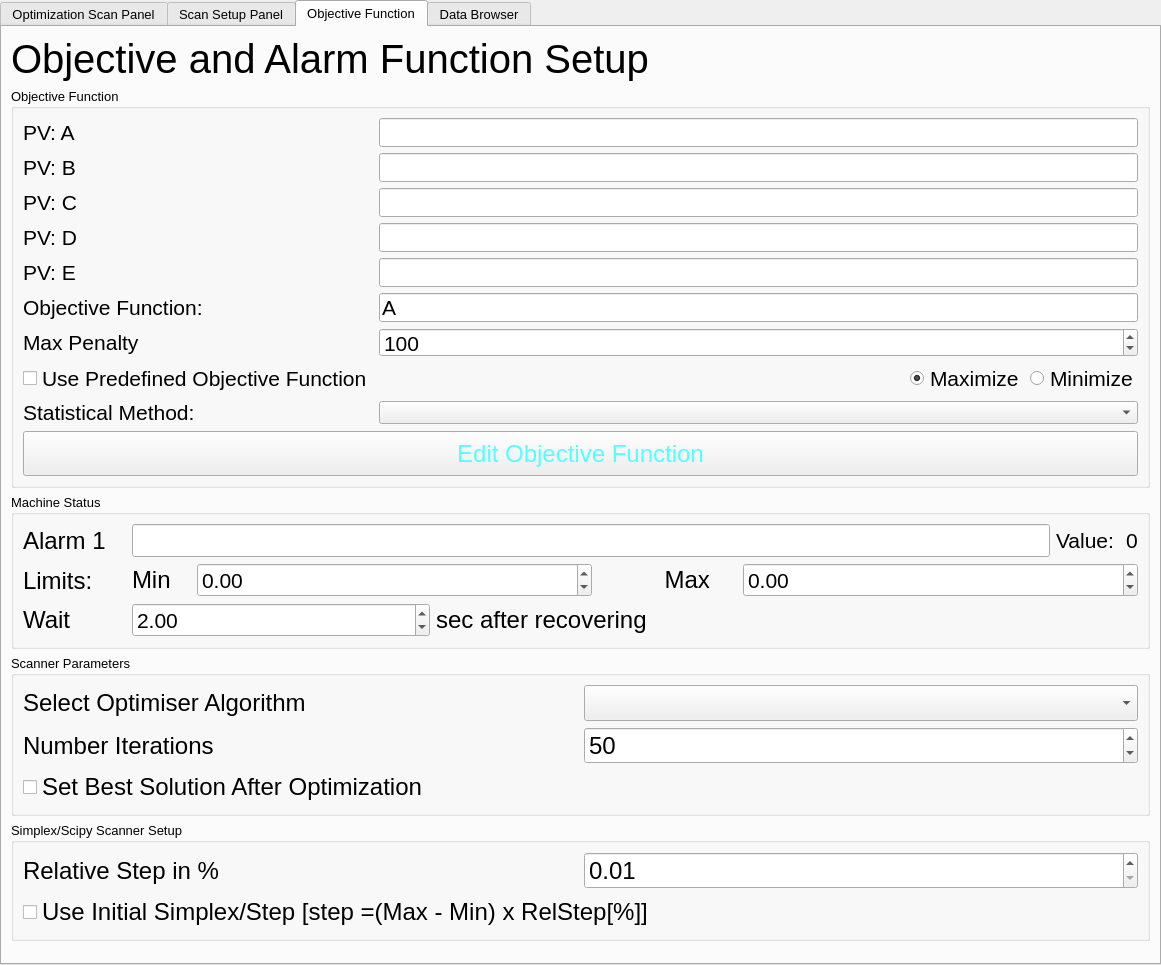
This is UIOcelotInterface_gen.ui in ocelot-collab/optimizer as Qt 5 draws it before an edit. The edited form follows.
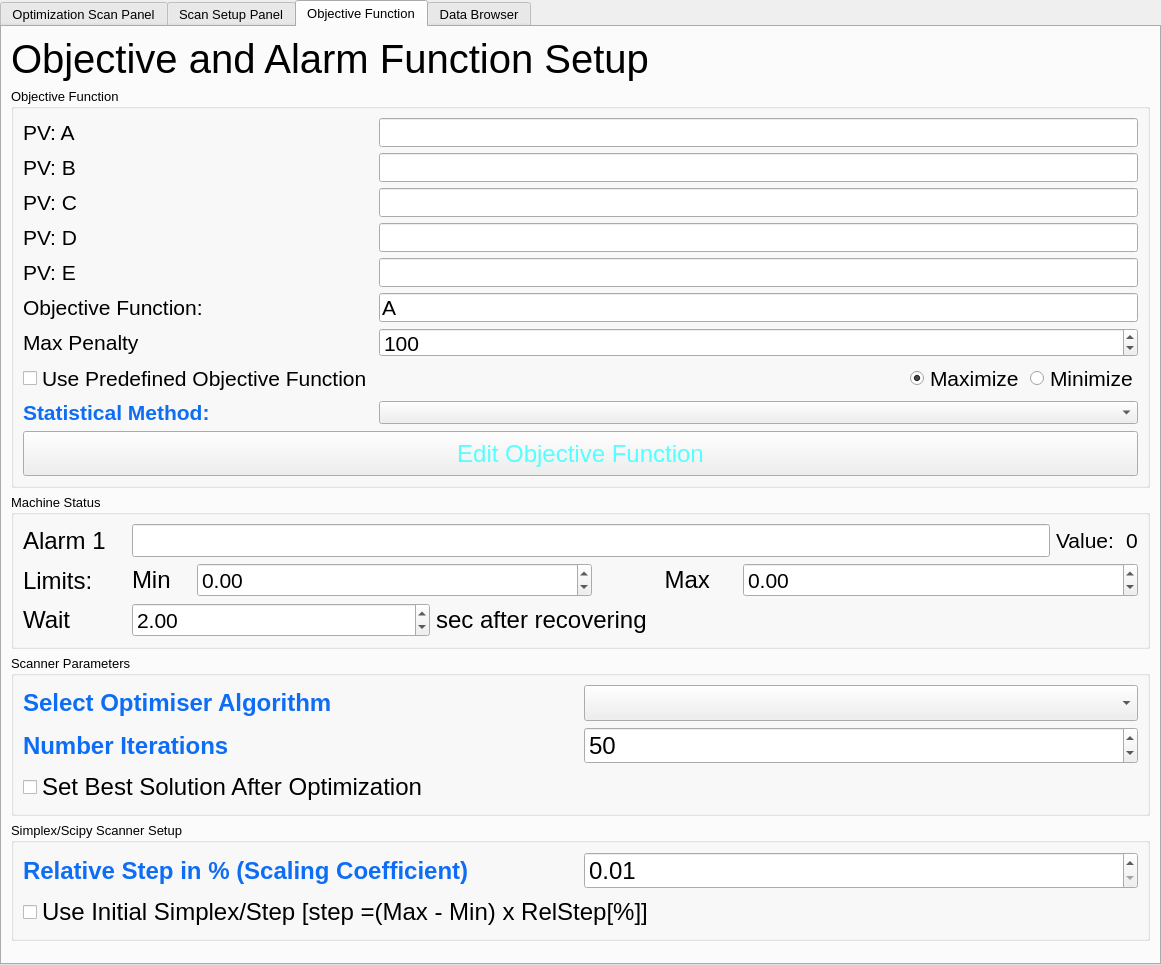
This is the edited form. The open tabs and pages were chosen to show the change. Custom widgets are drawn as their Qt base class.

```diff
--- a/UIOcelotInterface_gen.ui
+++ b/UIOcelotInterface_gen.ui
@@ -1126,8 +1126,13 @@
             <property name="font">
              <font>
               <pointsize>16</pointsize>
+              <weight>75</weight>
+              <bold>true</bold>
              </font>
             </property>
+            <property name="styleSheet">
+             <string notr="true">color: rgb(14, 109, 245);</string>
+            </property>
             <property name="text">
              <string>Statistical Method:</string>
             </property>
@@ -1451,8 +1456,13 @@
               <property name="font">
                <font>
                 <pointsize>18</pointsize>
+                <weight>75</weight>
+                <bold>true</bold>
                </font>
               </property>
+              <property name="styleSheet">
+               <string notr="true">color: rgb(14, 109, 245);</string>
+              </property>
               <property name="text">
                <string>Select Optimiser Algorithm </string>
               </property>
@@ -1463,8 +1473,13 @@
               <property name="font">
                <font>
                 <pointsize>18</pointsize>
+                <weight>75</weight>
+                <bold>true</bold>
                </font>
               </property>
+              <property name="styleSheet">
+               <string notr="true">color: rgb(14, 109, 245);</string>
+              </property>
               <property name="text">
                <string>Number Iterations</string>
               </property>
@@ -1520,10 +1535,15 @@
                 <property name="font">
                  <font>
                   <pointsize>18</pointsize>
+                  <weight>75</weight>
+                  <bold>true</bold>
                  </font>
                 </property>
+                <property name="styleSheet">
+                 <string notr="true">color: rgb(14, 109, 245);</string>
+                </property>
                 <property name="text">
-                 <string>Relative Step in %</string>
+                 <string>Relative Step in % (Scaling Coefficient)</string>
                 </property>
                </widget>
               </item>
```
Left out of the diff: 10 changed lines with no effect on the pictures.
